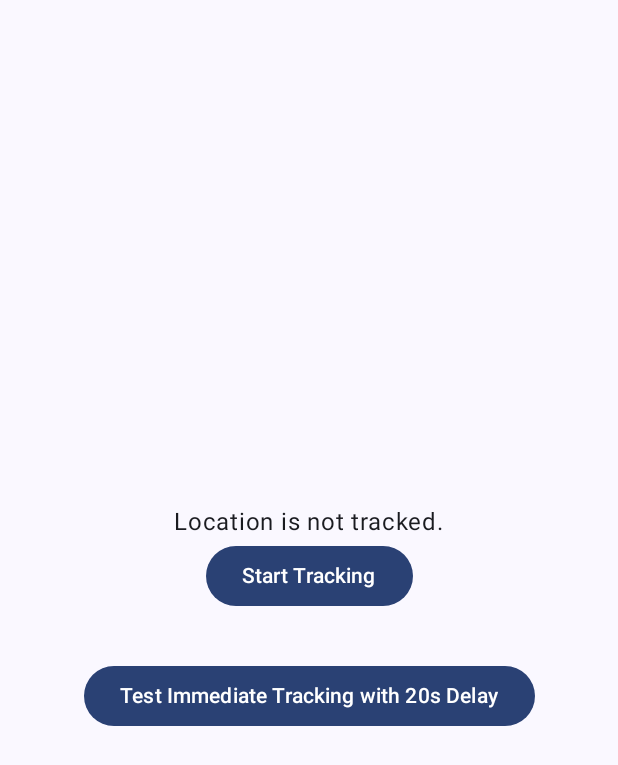
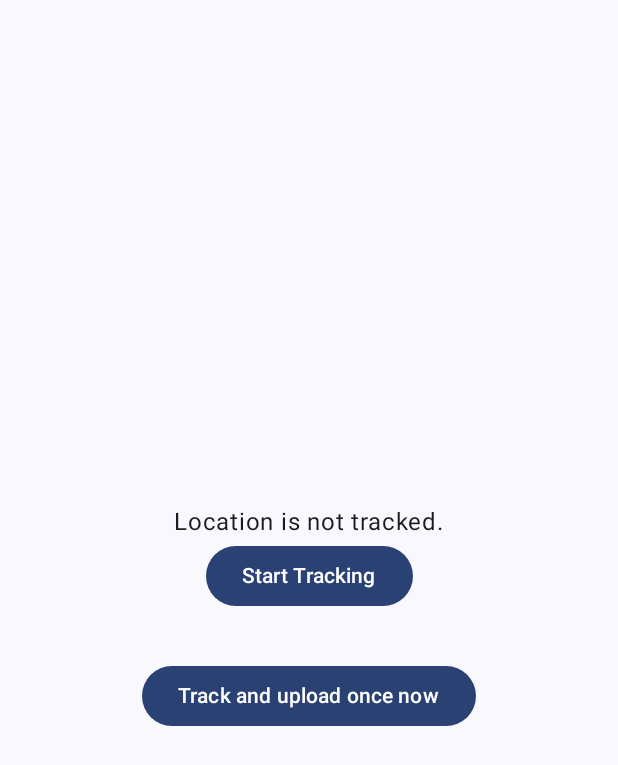
Before and after one commit to lchristmann/Tracker, an Android app built with Jetpack Compose: the screen it shows after launch (MainActivity), on a phone screen of 412 x 824 dp. Shown: the top 765 px of the screen. Run offline under Robolectric (Android 15) with nearby library versions, the phone set to English and light mode, and no system bars.

Commit message:
feature: remove 20s delay on track & upload once button

```diff
--- a/app/src/main/java/com/lchristmann/tracker/MainActivity.kt
+++ b/app/src/main/java/com/lchristmann/tracker/MainActivity.kt
@@ -161,7 +161,7 @@ fun LocationDisplay(
         Spacer(modifier = Modifier.height(32.dp))
         // A button to do a single tracking action after a 20s delay
         Button(onClick = {
-            Log.d("MainActivity.kt", "Track and upload once now")
+            Log.d("MainActivity.kt", "Track and upload once now clicked")
             if (locationUtils.hasLocationPermission(context) && locationUtils.hasBackgroundLocationPermission(context)) {
                 val oneTimeRequest = OneTimeWorkRequestBuilder<LocationWorker>().build()
                 WorkManager.getInstance(context).enqueue(oneTimeRequest)
@@ -173,7 +173,7 @@ fun LocationDisplay(
                     )
                 )
             }
-        }) { Text(text = "Test Immediate Tracking with 20s Delay") }
+        }) { Text(text = "Track and upload once now") }
 
     }
 }
```
